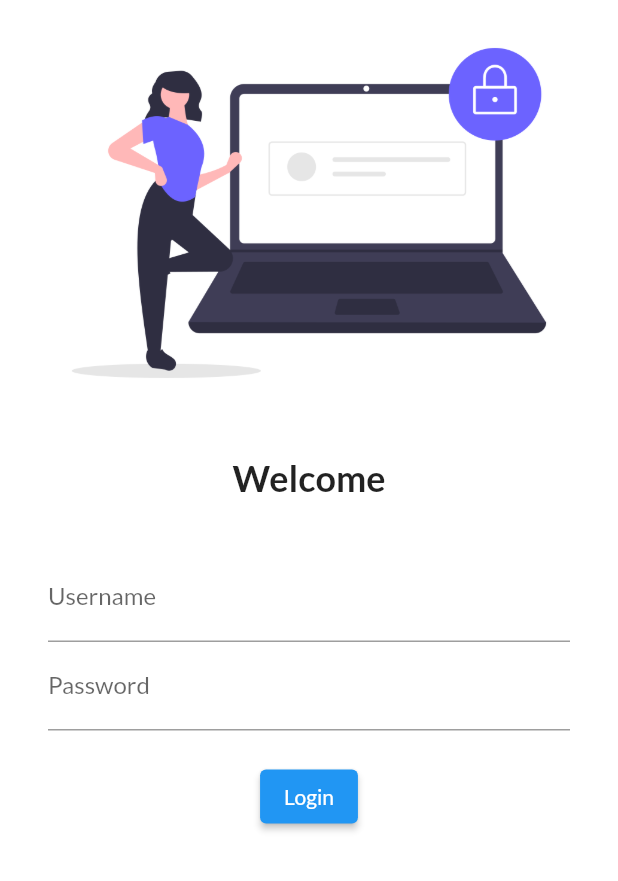
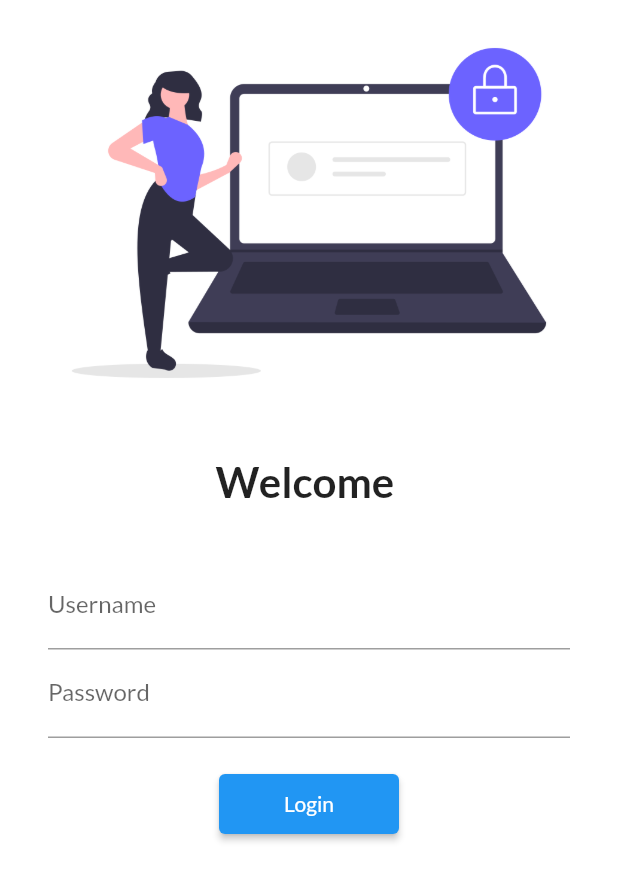
Before and after one commit to RAJHIMANSHUPATEL/30DaysOfFlutter, a Flutter app: the screen it shows after launch, on a phone screen of 412 x 824 dp. Shown: the top 881 px of the screen. Run offline on Flutter 3.47's test engine with Material 2 defaults, Android fonts, the phone set to English and light mode, and no system bars; our stand-ins replace google_fonts.

Commit message:
day  completed

```diff
--- a/lib/main.dart
+++ b/lib/main.dart
@@ -1,6 +1,7 @@
 import 'package:flutter/material.dart';
 import 'package:flutter_catalogue/pages/home_page.dart';
 import 'package:flutter_catalogue/pages/login_page.dart';
+import 'package:flutter_catalogue/utils/routes.dart';
 import 'package:google_fonts/google_fonts.dart';
 
 void main() {
@@ -20,11 +21,11 @@ class MyApp extends StatelessWidget {
       darkTheme: ThemeData(
         brightness: Brightness.dark
         ),
-
+        initialRoute: "/",
       routes: {
         "/": (context) => LoginPage(),
-        "/home": (context) => HomePage(),
-        "/login": (context) => LoginPage(),
+        MyRoutes.homeRoute: (context) => HomePage(),
+        MyRoutes.loginRoute: (context) => LoginPage(),
 
         },
     );
--- a/lib/pages/login_page.dart
+++ b/lib/pages/login_page.dart
@@ -1,25 +1,33 @@
 // ignore_for_file: prefer_const_constructors
 import 'package:flutter/material.dart';
+import 'package:flutter_catalogue/utils/routes.dart';
 
-class LoginPage extends StatelessWidget {
+class LoginPage extends StatefulWidget {
+  @override
+  State<LoginPage> createState() => _LoginPageState();
+}
+
+class _LoginPageState extends State<LoginPage> {
+  String name = "";
 
   @override
   Widget build(BuildContext context) {
     return Material(
         color: Colors.white,
+        child: SingleChildScrollView(
           child: Column(
             children: [
-          Image.asset('assets/images/login_img.png',
+              Image.asset(
+                'assets/images/login_img.png',
                 fit: BoxFit.cover,
               ),
               SizedBox(
                 height: 20,
               ),
-
               Text(
-            "Welcome",
-          style:TextStyle(
-            fontSize: 24,
+                "Welcome $name",
+                style: TextStyle(
+                  fontSize: 28,
                   fontWeight: FontWeight.bold,
                 ),
               ),
@@ -27,7 +35,8 @@ class LoginPage extends StatelessWidget {
                 height: 20,
               ),
               Padding(
-            padding: const EdgeInsets.symmetric(vertical: 16.0, horizontal: 32.0),
+                padding: const EdgeInsets.symmetric(
+                    vertical: 16.0, horizontal: 32.0),
                 child: Column(
                   children: [
                     TextFormField(
@@ -35,6 +44,12 @@ class LoginPage extends StatelessWidget {
                         hintText: "Enter UserName",
                         labelText: "Username",
                       ),
+                      onChanged: (value) {
+                        name = value;
+                        setState(() {
+
+                        });
+                      },
                     ),
                     TextFormField(
                       obscureText: true,
@@ -46,16 +61,17 @@ class LoginPage extends StatelessWidget {
                     SizedBox(
                       height: 20,
                     ),
-
-                  ElevatedButton(child: Text("Login"),
-                  style: TextButton.styleFrom(),
-                  onPressed: () {})
+                    ElevatedButton(
+                        child: Text("Login"),
+                        style: TextButton.styleFrom(minimumSize: Size(120, 40)),
+                        onPressed: () {
+                          Navigator.pushNamed(context, MyRoutes.homeRoute);
+                        })
                   ],
                 ),
               )
-
             ],
-      )
-    );
+          ),
+        ));
   }
 }
--- /dev/null
+++ b/lib/utils/routes.dart
@@ -0,0 +1,5 @@
+class MyRoutes {
+  static String loginRoute = "/login";
+  static String homeRoute = "/home";
+
+}
```
Lines whose indentation alone changed are shown as unchanged.
